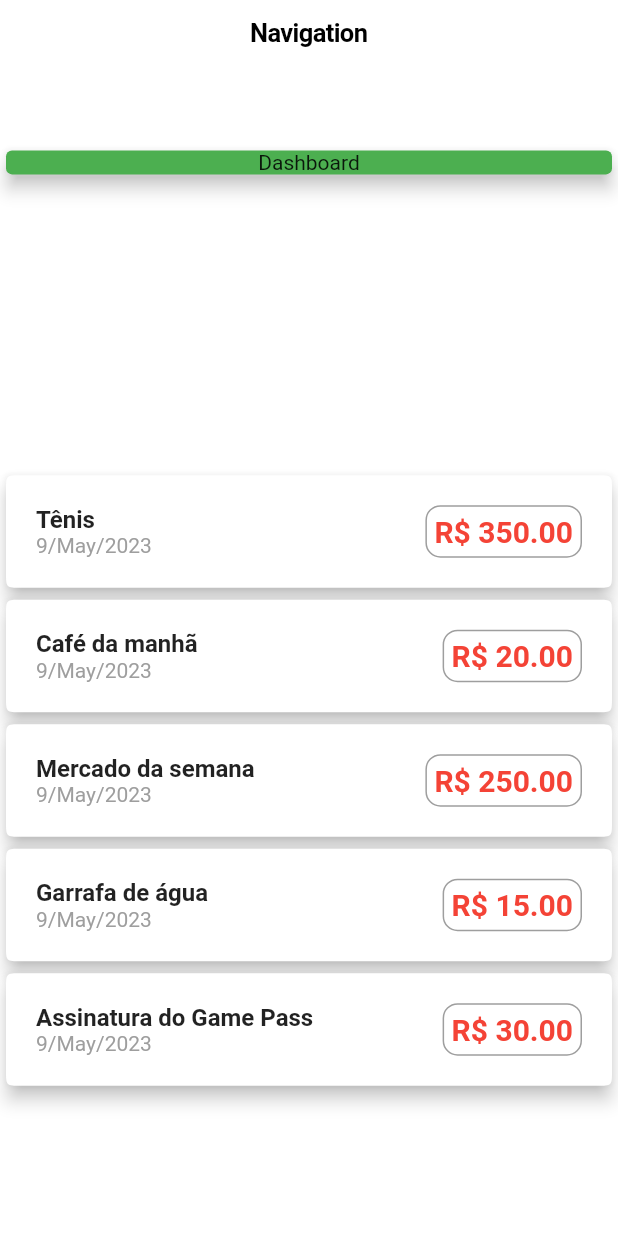
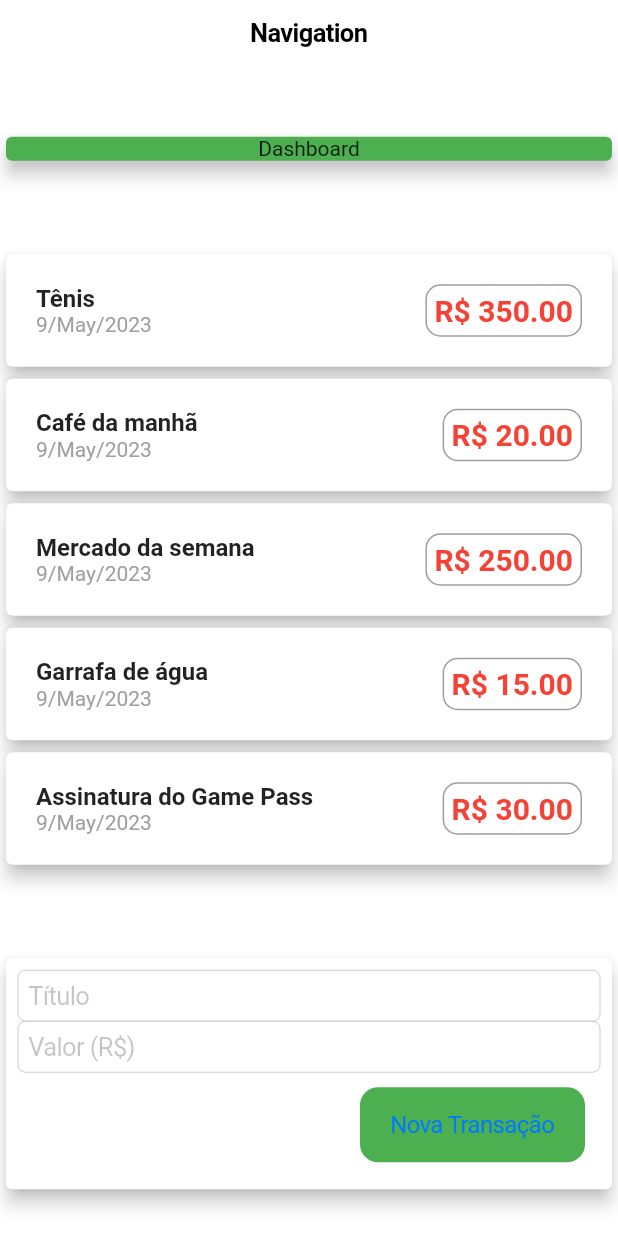
Before and after one commit to darcanj0/budgeting, a Flutter app: the screen it shows after launch, on a phone screen of 412 x 824 dp. Run offline on Flutter 3.47's test engine with Material 2 defaults, Android fonts, the phone set to English and light mode, and no system bars.

Commit message:
refactor: separate components and pages

```diff
--- /dev/null
+++ b/lib/components/cards/transaction.card.dart
@@ -0,0 +1,56 @@
+import 'package:budgeting/models/transaction.dart';
+import 'package:flutter/material.dart';
+import 'package:intl/intl.dart';
+
+class TransactionCard extends StatelessWidget {
+  late final Transaction _transaction;
+
+  TransactionCard({super.key, required Transaction transaction}) {
+    _transaction = transaction;
+  }
+
+  @override
+  Widget build(BuildContext context) {
+    return Card(
+      elevation: 5,
+      shape: const ContinuousRectangleBorder(
+          borderRadius: BorderRadius.all(Radius.elliptical(10, 10))),
+      child: Row(
+          mainAxisAlignment: MainAxisAlignment.spaceBetween,
+          crossAxisAlignment: CrossAxisAlignment.center,
+          children: [
+            Container(
+              margin: const EdgeInsets.all(20),
+              child: Column(
+                crossAxisAlignment: CrossAxisAlignment.start,
+                children: [
+                  Text(
+                    _transaction.title,
+                    style: const TextStyle(
+                        fontWeight: FontWeight.bold, fontSize: 16),
+                  ),
+                  Text(
+                    DateFormat('d/MMM/y').format(_transaction.date),
+                    style: const TextStyle(color: Colors.grey),
+                  )
+                ],
+              ),
+            ),
+            Container(
+                margin:
+                    const EdgeInsets.symmetric(vertical: 20, horizontal: 20),
+                decoration: BoxDecoration(
+                    border: Border.all(color: Colors.grey, width: 1),
+                    borderRadius: const BorderRadius.all(Radius.circular(10))),
+                padding: const EdgeInsets.symmetric(horizontal: 5, vertical: 5),
+                child: Text(
+                  'R\$ ${_transaction.value.toStringAsFixed(2)}',
+                  style: const TextStyle(
+                      fontWeight: FontWeight.bold,
+                      fontSize: 20,
+                      color: Colors.red),
+                )),
+          ]),
+    );
+  }
+}
--- /dev/null
+++ b/lib/components/dashboards/transactions.dashboard.dart
@@ -0,0 +1,21 @@
+import 'package:budgeting/models/transaction.dart';
+import 'package:flutter/material.dart';
+
+class TransactionsDashboard extends StatelessWidget {
+  late final List<Transaction> _transactions;
+  TransactionsDashboard({super.key, required List<Transaction> transactions}) {
+    _transactions = transactions;
+  }
+
+  @override
+  Widget build(BuildContext context) {
+    return Container(
+      margin: const EdgeInsets.only(top: 60),
+      child: const Card(
+        color: Colors.green,
+        elevation: 5,
+        child: Center(child: Text('Dashboard')),
+      ),
+    );
+  }
+}
--- /dev/null
+++ b/lib/components/forms/create-transaction.form.dart
@@ -0,0 +1,46 @@
+import 'package:flutter/cupertino.dart';
+import 'package:flutter/material.dart';
+
+class CreateTransactionForm extends StatelessWidget {
+  const CreateTransactionForm({super.key});
+
+  @override
+  Widget build(BuildContext context) {
+    return Card(
+        elevation: 5,
+        child: Padding(
+          padding: const EdgeInsets.all(8),
+          child: Column(
+            children: [
+              const CupertinoTextField(
+                placeholder: 'Título',
+              ),
+              const CupertinoTextField(
+                placeholder: 'Valor (R\$)',
+              ),
+              Padding(
+                padding: const EdgeInsets.all(10.0),
+                child: Row(
+                  mainAxisAlignment: MainAxisAlignment.end,
+                  children: [
+                    SizedBox(
+                      height: 50,
+                      width: 150,
+                      child: CupertinoButton(
+                        onPressed: () {},
+                        color: Colors.green,
+                        padding: const EdgeInsets.all(10),
+                        child: const Text(
+                          'Nova Transação',
+                          style: TextStyle(fontSize: 16),
+                        ),
+                      ),
+                    ),
+                  ],
+                ),
+              )
+            ],
+          ),
+        ));
+  }
+}
--- a/lib/main.dart
+++ b/lib/main.dart
@@ -1,8 +1,5 @@
+import 'package:budgeting/pages/home.dart';
 import 'package:flutter/cupertino.dart';
-import 'package:flutter/material.dart';
-import 'package:intl/intl.dart';
-
-import 'models/transaction.dart';
 
 void main(List<String> args) {
   runApp(const BudgetingApp());
@@ -18,98 +15,3 @@ class BudgetingApp extends StatelessWidget {
     );
   }
 }
-
-class HomePage extends StatelessWidget {
-  final _transactions = [
-    Transaction(id: 'id1', title: 'Tênis', value: 350, date: DateTime.now()),
-    Transaction(
-        id: 'id2', title: 'Café da manhã', value: 20, date: DateTime.now()),
-    Transaction(
-        id: 'id3',
-        title: 'Mercado da semana',
-        value: 250,
-        date: DateTime.now()),
-    Transaction(
-        id: 'id4', title: 'Garrafa de água', value: 15, date: DateTime.now()),
-    Transaction(
-        id: 'id5',
-        title: 'Assinatura do Game Pass',
-        value: 30,
-        date: DateTime.now())
-  ];
-
-  HomePage({super.key});
-
-  @override
-  Widget build(BuildContext context) {
-    return CupertinoPageScaffold(
-      navigationBar: const CupertinoNavigationBar(
-        middle: Text('Navigation'),
-      ),
-      child: Center(
-        child: Column(
-          mainAxisAlignment: MainAxisAlignment.spaceAround,
-          crossAxisAlignment: CrossAxisAlignment.stretch,
-          children: [
-            const SizedBox(
-              child: Card(
-                color: Colors.green,
-                elevation: 5,
-                child: Center(child: Text('Dashboard')),
-              ),
-            ),
-            Column(crossAxisAlignment: CrossAxisAlignment.stretch, children: [
-              ..._transactions.map((transaction) => Card(
-                    elevation: 5,
-                    shape: const ContinuousRectangleBorder(
-                        borderRadius:
-                            BorderRadius.all(Radius.elliptical(10, 10))),
-                    child: Row(
-                        mainAxisAlignment: MainAxisAlignment.spaceBetween,
-                        crossAxisAlignment: CrossAxisAlignment.center,
-                        children: [
-                          Container(
-                            margin: const EdgeInsets.all(20),
-                            child: Column(
-                              crossAxisAlignment: CrossAxisAlignment.start,
-                              children: [
-                                Text(
-                                  transaction.title,
-                                  style: const TextStyle(
-                                      fontWeight: FontWeight.bold,
-                                      fontSize: 16),
-                                ),
-                                Text(
-                                  DateFormat('d/MMM/y')
-                                      .format(transaction.date),
-                                  style: const TextStyle(color: Colors.grey),
-                                )
-                              ],
-                            ),
-                          ),
-                          Container(
-                              margin: const EdgeInsets.symmetric(
-                                  vertical: 20, horizontal: 20),
-                              decoration: BoxDecoration(
-                                  border:
-                                      Border.all(color: Colors.grey, width: 1),
-                                  borderRadius: const BorderRadius.all(
-                                      Radius.circular(10))),
-                              padding: const EdgeInsets.symmetric(
-                                  horizontal: 5, vertical: 5),
-                              child: Text(
-                                'R\$ ${transaction.value.toStringAsFixed(2)}',
-                                style: const TextStyle(
-                                    fontWeight: FontWeight.bold,
-                                    fontSize: 20,
-                                    color: Colors.red),
-                              )),
-                        ]),
-                  ))
-            ])
-          ],
-        ),
-      ),
-    );
-  }
-}
--- /dev/null
+++ b/lib/pages/home.dart
@@ -0,0 +1,53 @@
+import 'package:flutter/cupertino.dart';
+
+import '../components/cards/transaction.card.dart';
+import '../components/dashboards/transactions.dashboard.dart';
+import '../components/forms/create-transaction.form.dart';
+import '../models/transaction.dart';
+
+class HomePage extends StatelessWidget {
+  HomePage({super.key});
+
+  final _transactions = [
+    Transaction(id: 'id1', title: 'Tênis', value: 350, date: DateTime.now()),
+    Transaction(
+        id: 'id2', title: 'Café da manhã', value: 20, date: DateTime.now()),
+    Transaction(
+        id: 'id3',
+        title: 'Mercado da semana',
+        value: 250,
+        date: DateTime.now()),
+    Transaction(
+        id: 'id4', title: 'Garrafa de água', value: 15, date: DateTime.now()),
+    Transaction(
+        id: 'id5',
+        title: 'Assinatura do Game Pass',
+        value: 30,
+        date: DateTime.now())
+  ];
+
+  @override
+  Widget build(BuildContext context) {
+    return CupertinoPageScaffold(
+      navigationBar: const CupertinoNavigationBar(
+        middle: Text('Navigation'),
+      ),
+      child: Center(
+        child: Column(
+          mainAxisAlignment: MainAxisAlignment.spaceAround,
+          crossAxisAlignment: CrossAxisAlignment.stretch,
+          children: [
+            TransactionsDashboard(transactions: _transactions),
+            Column(crossAxisAlignment: CrossAxisAlignment.stretch, children: [
+              ..._transactions.map(
+                  (transaction) => TransactionCard(transaction: transaction))
+            ]),
+            CreateTransactionForm(
+              key: key,
+            )
+          ],
+        ),
+      ),
+    );
+  }
+}
```
